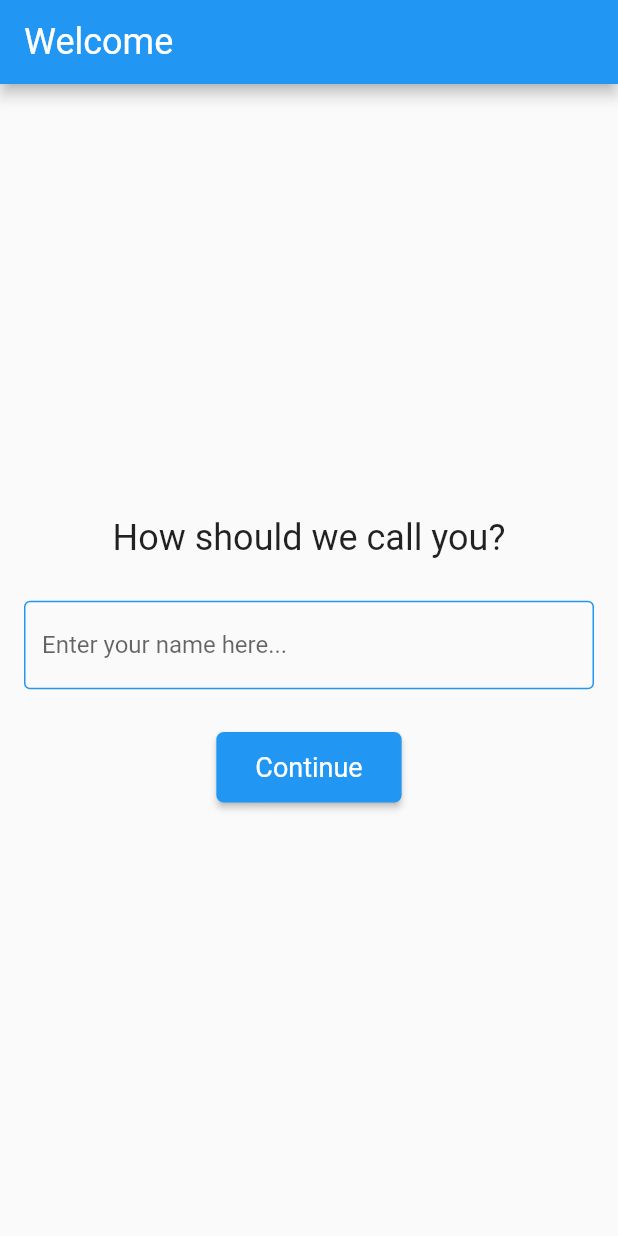
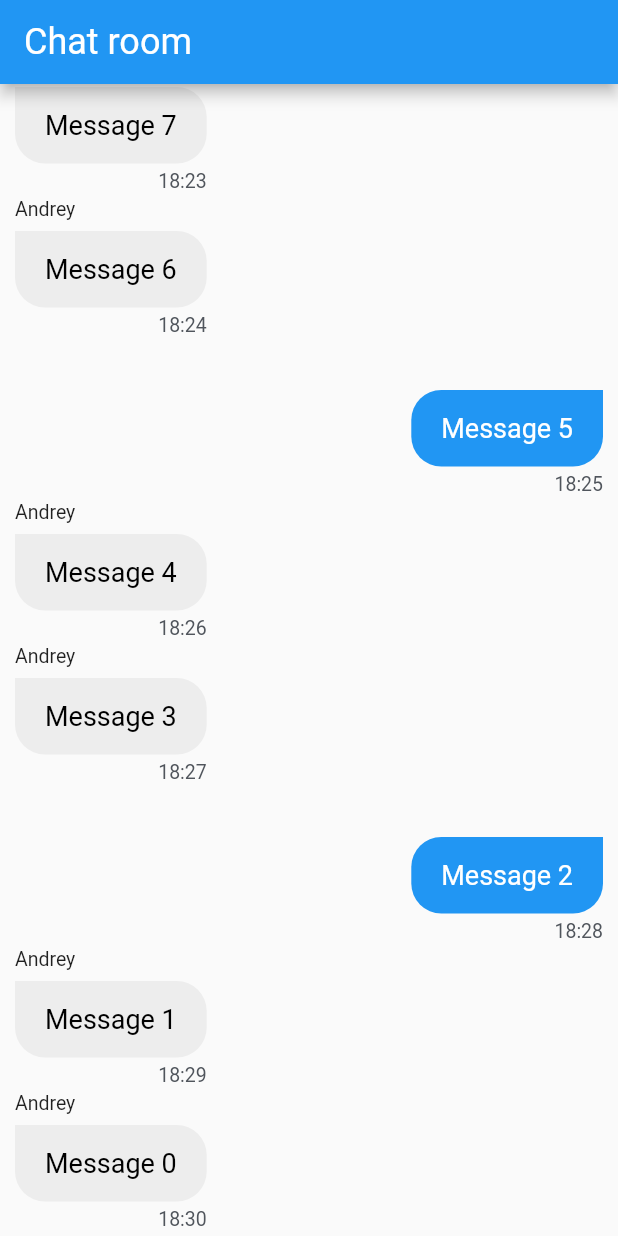
Before and after one commit to aqrc/group_chat_flutter_app, a Flutter app: the screen it shows after launch, on a phone screen of 412 x 824 dp. Run offline on Flutter 3.47's test engine with Material 2 defaults, Android fonts, the phone set to English and light mode, and no system bars.

Commit message:
made chat page basic layout according to design

```diff
--- a/lib/main.dart
+++ b/lib/main.dart
@@ -1,4 +1,6 @@
 import 'package:flutter/material.dart';
+import 'package:groupchat/ui/chat/chat_page.dart';
+import 'package:groupchat/ui/chat/component/message.dart';
 import 'package:groupchat/ui/welcome/welcome_page.dart';
 
 void main() {
@@ -15,7 +17,8 @@ class MyApp extends StatelessWidget {
       theme: ThemeData(
         primarySwatch: Colors.blue,
       ),
-      home: const WelcomePage(),
+      // home: const WelcomePage(),
+      home: const ChatPage(),
     );
   }
 }
--- /dev/null
+++ b/lib/ui/chat/chat_page.dart
@@ -0,0 +1,50 @@
+import 'package:flutter/material.dart';
+import 'package:groupchat/ui/chat/component/message.dart';
+
+class ChatPage extends StatelessWidget {
+  const ChatPage({Key? key}) : super(key: key);
+
+  @override
+  Widget build(BuildContext context) {
+    return Scaffold(
+      appBar: AppBar(
+        title: const Text(
+          'Chat room',
+          style: TextStyle(
+            fontSize: 24,
+            fontWeight: FontWeight.normal,
+          ),
+        ),
+      ),
+      body: ListView.builder(
+        reverse: true,
+        itemCount: 10,
+        itemBuilder: (context, index) {
+          var messageType = (index % 3 == 2) // just for testing
+              ? MessageType.outgoing
+              : MessageType.incoming;
+          return Container(
+            padding: const EdgeInsets.symmetric(horizontal: 10),
+            child: Message(
+              name: 'Andrey',
+              message: 'Message $index',
+              time: '18:${30 - index}',
+              messageType: messageType,
+            ),
+            alignment: _getMessageAlignment(messageType),
+          );
+        },
+      ),
+    );
+  }
+
+  Alignment _getMessageAlignment(MessageType messageType) {
+    switch (messageType) {
+      case MessageType.incoming:
+        return Alignment.centerLeft;
+
+      case MessageType.outgoing:
+        return Alignment.centerRight;
+    }
+  }
+}
--- /dev/null
+++ b/lib/ui/chat/component/message.dart
@@ -0,0 +1,109 @@
+import 'package:flutter/material.dart';
+
+enum MessageType { incoming, outgoing }
+
+class Message extends StatelessWidget {
+  static const timeColor = Color(0xff50555c);
+  static const incomingMessageBackgroundColor = Color(0xffededed);
+  static const incomingMessageTextColor = Color(0xff000000);
+  static const outgoingMessageTextColor = Color(0xffffffff);
+  static const messageBorder = BorderRadius.all(Radius.circular(20));
+
+  final String name;
+  final String message;
+  final String time;
+  final MessageType messageType;
+
+  const Message({
+    Key? key,
+    required this.name,
+    required this.message,
+    required this.time,
+    required this.messageType,
+  }) : super(key: key);
+
+  @override
+  Widget build(BuildContext context) {
+    return IntrinsicWidth(
+      child: Column(
+        crossAxisAlignment: CrossAxisAlignment.end,
+        children: [
+          _getNameRow(),
+          const SizedBox(height: 7),
+          DecoratedBox(
+            decoration: BoxDecoration(
+                color: _getMessageBackgroundColor(context),
+                borderRadius: _getMessageBorder()),
+            child: Padding(
+              padding: const EdgeInsets.symmetric(vertical: 15, horizontal: 20),
+              child: Text(
+                message,
+                style: TextStyle(
+                  color: _getMessageTextColor(),
+                  fontSize: 18,
+                ),
+              ),
+            ),
+          ),
+          const SizedBox(height: 4),
+          Text(
+            time,
+            style: const TextStyle(
+              fontSize: 13,
+              color: timeColor,
+            ),
+            textAlign: TextAlign.right,
+          ),
+          const SizedBox(height: 4),
+        ],
+      ),
+    );
+  }
+
+  Widget _getNameRow() {
+    switch (messageType) {
+      case MessageType.incoming:
+        return Row(
+          children: [
+            Text(
+              name,
+              style: const TextStyle(fontSize: 13),
+            ),
+          ],
+        );
+
+      case MessageType.outgoing:
+        return const SizedBox(height: 25);
+    }
+  }
+
+  Color _getMessageBackgroundColor(BuildContext context) {
+    switch (messageType) {
+      case MessageType.incoming:
+        return incomingMessageBackgroundColor;
+
+      case MessageType.outgoing:
+        return Theme.of(context).primaryColor;
+    }
+  }
+
+  Color _getMessageTextColor() {
+    switch (messageType) {
+      case MessageType.incoming:
+        return incomingMessageTextColor;
+
+      case MessageType.outgoing:
+        return outgoingMessageTextColor;
+    }
+  }
+
+  BorderRadius _getMessageBorder() {
+    switch (messageType) {
+      case MessageType.incoming:
+        return messageBorder.copyWith(topLeft: Radius.zero);
+
+      case MessageType.outgoing:
+        return messageBorder.copyWith(topRight: Radius.zero);
+    }
+  }
+}
```
